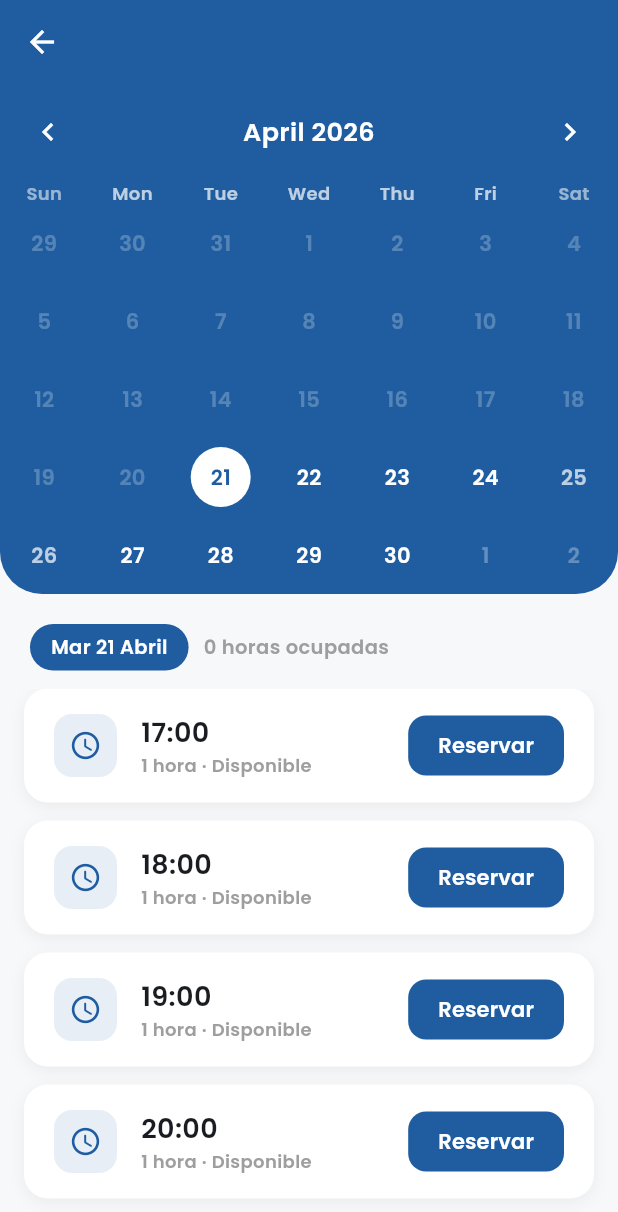
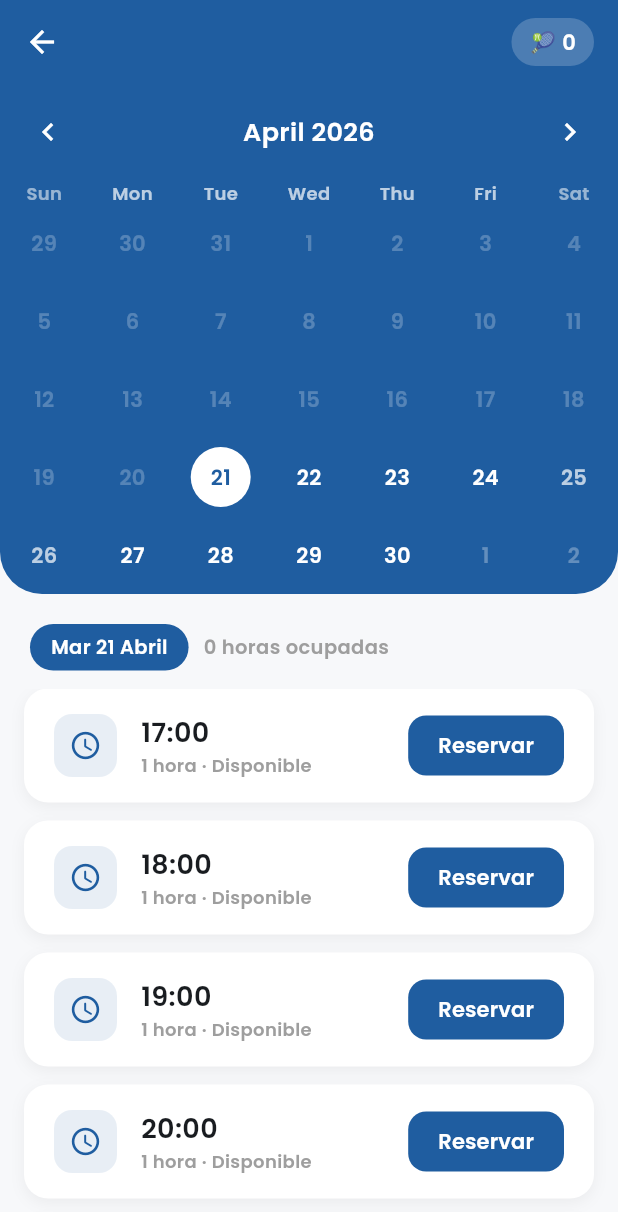
Before and after one commit to juane77/PadelPro-TFG, a Flutter app: the ReservationCalendarScreen screen opened directly with empty values, on a phone screen of 412 x 824 dp. Shown: the top 1212 px of the screen. Run offline on Flutter 3.47's test engine with Material 3 defaults, Android fonts, the phone set to English and light mode, and no system bars; drawn by our look-alikes of table_calendar; our stand-ins replace awesome_notifications, image_picker, shared_preferences; accounts and stored records are empty; network calls fail.

Commit message:
Añadir pelotas para reservas y poder borrar notificaciones

```diff
--- a/frontend/PadelPro/PadelPro/lib/screens/login_screen.dart
+++ b/frontend/PadelPro/PadelPro/lib/screens/login_screen.dart
@@ -42,6 +42,7 @@ class LoginScreen extends StatelessWidget {
         Session.nombre = data["nombre"];
         Session.email = data["email"];
         Session.token = data["token"];
+        Session.pelotas = data["pelotas"] ?? 0;
         Navigator.pushReplacement(
           context,
           MaterialPageRoute(builder: (context) => const HomeScreen()),
--- a/frontend/PadelPro/PadelPro/lib/screens/mis_reservas_screen.dart
+++ b/frontend/PadelPro/PadelPro/lib/screens/mis_reservas_screen.dart
@@ -69,6 +69,7 @@ class _MisReservasScreenState extends State<MisReservasScreen> {
       if (ok) {
         setState(() {
           reservas = ReservaService.getReservasUsuario(Session.usuarioId!);
+          Session.pelotas += 10;
         });
 
         await PushService.notificarImportante(
--- a/frontend/PadelPro/PadelPro/lib/screens/reservation_calendar_screen.dart
+++ b/frontend/PadelPro/PadelPro/lib/screens/reservation_calendar_screen.dart
@@ -83,6 +83,7 @@ class _ReservationCalendarScreenState
       if (ok) {
         setState(() {
           horasReservadas.add(hora);
+          Session.pelotas -= 15;
         });
         cargarReservasMes();
 
@@ -147,6 +148,31 @@ class _ReservationCalendarScreenState
             ),
           ],
         ),
+        actions: [
+          Container(
+            margin: const EdgeInsets.only(right: 16),
+            padding: const EdgeInsets.symmetric(horizontal: 12, vertical: 6),
+            decoration: BoxDecoration(
+              color: Colors.white.withOpacity(0.2),
+              borderRadius: BorderRadius.circular(20),
+            ),
+            child: Row(
+              children: [
+                const Text("🎾", style: TextStyle(fontSize: 14)),
+                const SizedBox(width: 4),
+                Text(
+                  "${Session.pelotas}",
+                  style: const TextStyle(
+                    color: Colors.white,
+                    fontFamily: "Poppins",
+                    fontWeight: FontWeight.bold,
+                    fontSize: 14,
+                  ),
+                ),
+              ],
+            ),
+          ),
+        ],
       ),
 
       body: Column(
--- a/frontend/PadelPro/PadelPro/lib/service/session.dart
+++ b/frontend/PadelPro/PadelPro/lib/service/session.dart
@@ -3,7 +3,8 @@ class Session {
   static int? usuarioId;
   static String? nombre;
   static String? email;
-  static String? token; // 🔑 Token JWT
+  static String? token;
+  static int pelotas = 0;
 
   // Header listo para usar en todas las peticiones
   static Map<String, String> get authHeaders => {
```
Also changed, not shown: frontend/PadelPro/PadelPro/lib/screens/notificaciones_screen.dart (+98 -51 lines), frontend/PadelPro/PadelPro/lib/screens/profile_screen.dart (+42 -0 lines), frontend/PadelPro/PadelPro/lib/service/notificacion_service.dart (+16 -0 lines), 1 other file.
